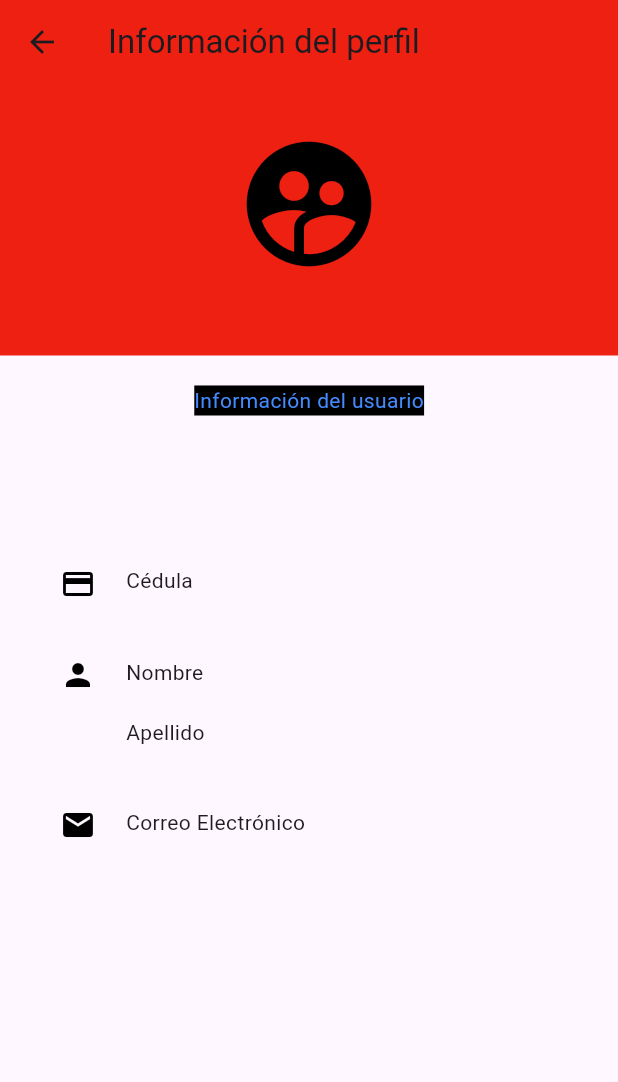
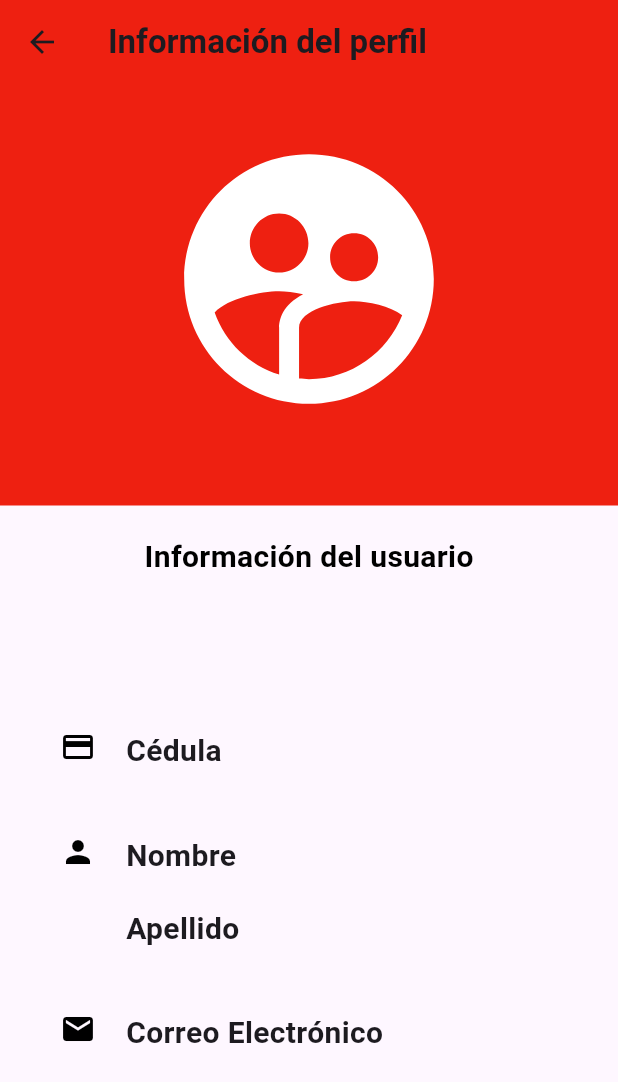
Before and after one commit to ara-project/Front, a Flutter app: the Perfil screen opened directly with empty values, on a phone screen of 412 x 824 dp. Shown: the top 1082 px of the screen. Run offline on Flutter 3.47's test engine with Material 3 defaults, Android fonts, the phone set to English and light mode, and no system bars; our stand-ins replace google_sign_in, shared_preferences; missing offline and left inert: money2, simple_barcode_scanner; accounts and stored records are empty.

Commit message:
merge push

```diff
--- a/lib/controllers/personaC.dart
+++ b/lib/controllers/personaC.dart
@@ -170,6 +170,7 @@ class personaC {
       "lastname": p.primerApellido,
       "secondLastname": p.segundoApellido,
       "email": p.correo,
+      "username": p.usuario,
       "role": "CUSTOMER",
       "enabled": true,
     });
--- a/lib/pages/perfile_page.dart
+++ b/lib/pages/perfile_page.dart
@@ -9,7 +9,10 @@ class Perfil extends StatelessWidget {
   Widget build(BuildContext context) {
     return Scaffold(
       appBar: AppBar(
-          title: const Text("Información del perfil"),
+          title: const Text(
+            "Información del perfil",
+            style: TextStyle(fontWeight: FontWeight.bold),
+          ),
           backgroundColor: const Color.fromARGB(255, 238, 32, 17)),
       body: Center(
           child: Column(
@@ -26,8 +29,8 @@ class Perfil extends StatelessWidget {
                       children: [
                         Icon(
                           Icons.supervised_user_circle_rounded,
-                          size: 100,
-                          color: Colors.black,
+                          size: 200,
+                          color: Colors.white,
                         ),
                       ],
                     ),
@@ -35,13 +38,16 @@ class Perfil extends StatelessWidget {
                   ],
                 ),
               )),
-          Center(
+          const Center(
               child: Padding(
             padding: EdgeInsets.all(20),
             child: Text(
               'Información del usuario',
               textAlign: TextAlign.justify,
-              style: TextStyle(color: Colors.blueAccent, background: Paint()),
+              style: TextStyle(
+                  color: Colors.black,
+                  fontSize: 20,
+                  fontWeight: FontWeight.bold),
             ),
           )),
           Padding(
@@ -61,7 +67,11 @@ class Perfil extends StatelessWidget {
                     Column(
                       crossAxisAlignment: CrossAxisAlignment.start,
                       children: [
-                        const Text("Cédula"),
+                        const Text(
+                          "Cédula",
+                          style: TextStyle(
+                              fontWeight: FontWeight.bold, fontSize: 20),
+                        ),
                         Text(usuario.cedula),
                       ],
                     ),
@@ -79,10 +89,18 @@ class Perfil extends StatelessWidget {
                     Column(
                       crossAxisAlignment: CrossAxisAlignment.start,
                       children: [
-                        const Text("Nombre"),
+                        const Text(
+                          "Nombre",
+                          style: TextStyle(
+                              fontWeight: FontWeight.bold, fontSize: 20),
+                        ),
                         Text(
                             usuario.primerNombre + ' ' + usuario.segundoNombre),
-                        const Text("Apellido"),
+                        const Text(
+                          "Apellido",
+                          style: TextStyle(
+                              fontWeight: FontWeight.bold, fontSize: 20),
+                        ),
                         Text(usuario.primerApellido +
                             ' ' +
                             usuario.segundoApellido)
@@ -106,8 +124,14 @@ class Perfil extends StatelessWidget {
                     Column(
                       crossAxisAlignment: CrossAxisAlignment.start,
                       children: [
-                        const Text("Correo Electrónico"),
-                        Text(usuario.correo)
+                        const Text(
+                          "Correo Electrónico",
+                          style: TextStyle(
+                              fontWeight: FontWeight.bold, fontSize: 20),
+                        ),
+                        Text(
+                          usuario.correo,
+                        )
                       ],
                     )
                   ],
--- a/lib/pages/reset_password.dart
+++ b/lib/pages/reset_password.dart
@@ -22,6 +22,12 @@ class _ResetPasswordState extends State<Reset> {
     double height = MediaQuery.of(context).size.height;
     double width = MediaQuery.of(context).size.width;
     return Scaffold(
+      appBar: AppBar(
+          backgroundColor: Color.fromRGBO(236, 117, 35, 1),
+          title: const Text(
+            "Cambiar contraseña",
+            style: TextStyle(fontWeight: FontWeight.bold, color: Colors.white),
+          )),
       body: SingleChildScrollView(
         child: Container(
             height: height,
--- a/lib/widgets/categoryW.dart
+++ b/lib/widgets/categoryW.dart
@@ -22,7 +22,6 @@ class CategoryW extends StatelessWidget {
             itemBuilder: (context, index) {
               return GestureDetector(
                   onTap: () {
-                    //Metodo para cargar productos de cada categoria
                     onCategorySelected(categorias[index]);
                   },
                   child: Stack(
```
Also changed, not shown: lib/pages/home_page.dart (+12 -6 lines), lib/pages/register_page.dart (+13 -1 lines), lib/widgets/configW.dart (+12 -6 lines).
